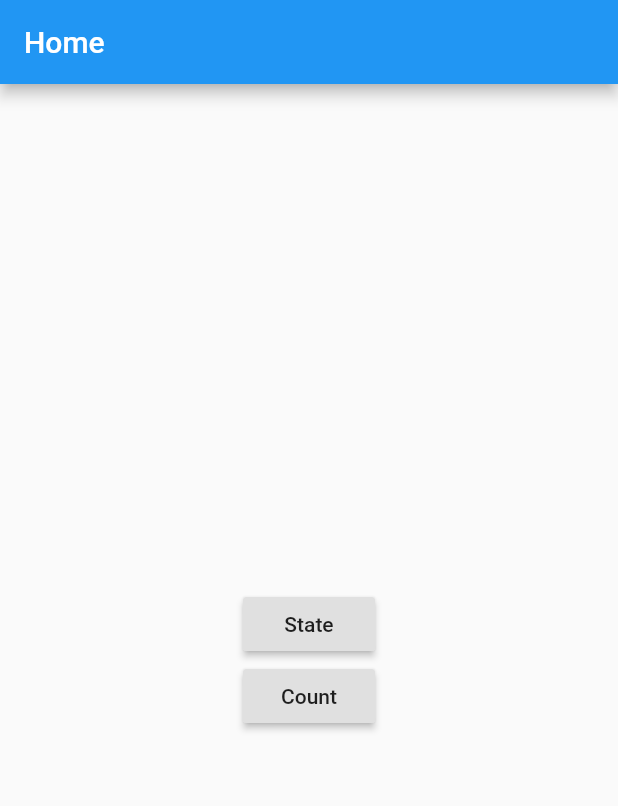
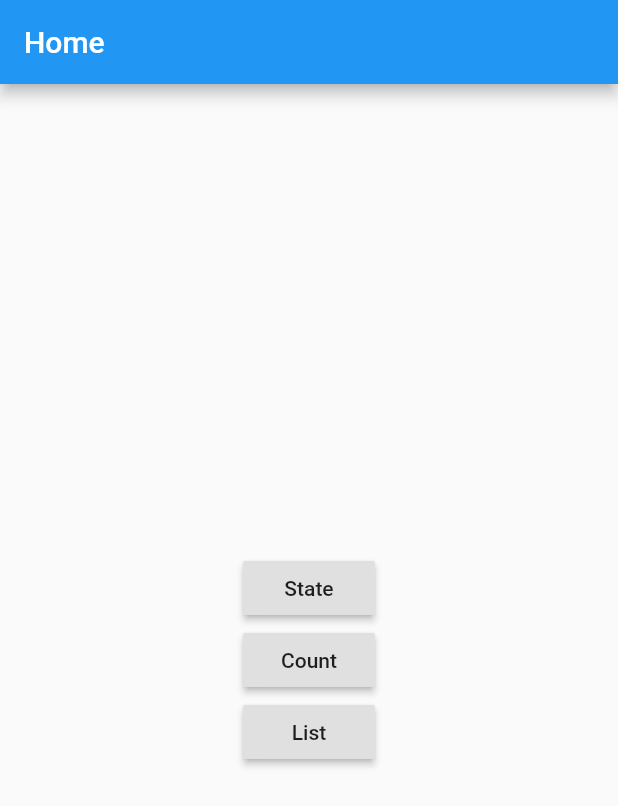
Before and after one commit to ZaraclaJ/mobx_experimentation, a Flutter app: the screen it shows after launch, on a phone screen of 412 x 824 dp. Shown: the top 806 px of the screen. Run offline on Flutter 3.47's test engine with Material 2 defaults, Android fonts, the phone set to English and light mode, and no system bars; our stand-ins replace flutter_mobx, mobx; generated files the repository leaves out were written again.

Commit message:
Add list store

```diff
--- a/lib/count_page.dart
+++ b/lib/count_page.dart
@@ -1,9 +1,8 @@
 import 'package:flutter/material.dart';
 import 'package:flutter_mobx/flutter_mobx.dart';
 import 'package:mobx_experimentation/counter_store.dart';
+import 'package:mobx_experimentation/main.dart';
 import 'package:provider/provider.dart';
-
-import 'main.dart';
 
 class CountPage extends StatelessWidget {
   const CountPage({Key key}) : super(key: key);
--- /dev/null
+++ b/lib/list_store.dart
@@ -0,0 +1,72 @@
+import 'package:flutter/foundation.dart';
+import 'package:mobx/mobx.dart';
+
+part 'list_store.g.dart';
+
+class ListStore = _ListStore with _$ListStore;
+
+abstract class _ListStore with Store {
+  @observable
+  List<String> list = [];
+
+  @observable
+  ObservableList<String> observableList = ObservableList.of([]);
+
+  @action
+  void addItem(String item) {
+    list = [
+      ...list,
+      item,
+    ];
+    observableList.add(item);
+  }
+}
+
+class ReactionStore extends _ReactionStore with _$ReactionStore {
+  ReactionStore({@required ListStore listStore}) : super(listStore: listStore);
+}
+
+abstract class _ReactionStore with Store {
+  _ReactionStore({@required ListStore listStore}) : _listStore = listStore {
+    _reactionListDisposer = reaction<List<String>>(
+      (_) => _listStore.list,
+      updateCount,
+      fireImmediately: true,
+    );
+    _reactionObservableListDisposer = reaction<List<String>>(
+      (_) => _listStore.observableList,
+      updateCount,
+      fireImmediately: true,
+    );
+  }
+
+  ReactionDisposer _reactionListDisposer;
+  ReactionDisposer _reactionObservableListDisposer;
+
+  final ListStore _listStore;
+
+  @observable
+  int listCount;
+
+  @observable
+  int observableListCount;
+
+  @computed
+  int get computedListCount => _listStore.list.length;
+
+  @computed
+  int get computedObservableListCount => _listStore.list.length;
+
+  void updateCount(List<String> list) {
+    listCount = list.length;
+  }
+
+  void updateObservableListCount(List<String> observableList) {
+    observableListCount = observableList.length;
+  }
+
+  void dispose() {
+    _reactionListDisposer();
+    _reactionObservableListDisposer();
+  }
+}
--- a/lib/main.dart
+++ b/lib/main.dart
@@ -1,5 +1,6 @@
 import 'package:flutter/material.dart';
 import 'package:mobx_experimentation/count_page.dart';
+import 'package:mobx_experimentation/list_page.dart';
 import 'package:mobx_experimentation/root_provider.dart';
 import 'package:mobx_experimentation/state_page.dart';
 
@@ -29,6 +30,10 @@ class MyApp extends StatelessWidget {
                   page: CountPage(),
                   text: 'Count',
                 ),
+                _HomeButton(
+                  page: ListPage(),
+                  text: 'List',
+                ),
               ],
             ),
           ),
--- a/lib/root_provider.dart
+++ b/lib/root_provider.dart
@@ -1,5 +1,6 @@
 import 'package:flutter/widgets.dart';
 import 'package:mobx_experimentation/counter_store.dart';
+import 'package:mobx_experimentation/list_store.dart';
 import 'package:mobx_experimentation/state_store.dart';
 import 'package:provider/provider.dart';
 
@@ -22,6 +23,12 @@ class RootProvider extends StatelessWidget {
         Provider<CountStore>(
           create: (context) => CountStore(),
         ),
+        Provider<ListStore>(
+          create: (context) => ListStore(),
+        ),
+        Provider<ReactionStore>(
+          create: (context) => ReactionStore(listStore: Provider.of<ListStore>(context, listen: false)),
+        ),
       ],
       child: child,
     );
--- a/pubspec.yaml
+++ b/pubspec.yaml
@@ -14,7 +14,7 @@ description: A new Flutter project.
 version: 1.0.0+1
 
 environment:
-  sdk: ">=2.1.0 <3.0.0"
+  sdk: ">=2.6.0 <3.0.0"
 
 dependencies:
   flutter:
```
Also changed, not shown: lib/list_page.dart (added, +187 -0 lines), lib/list_store.g.dart (added).
